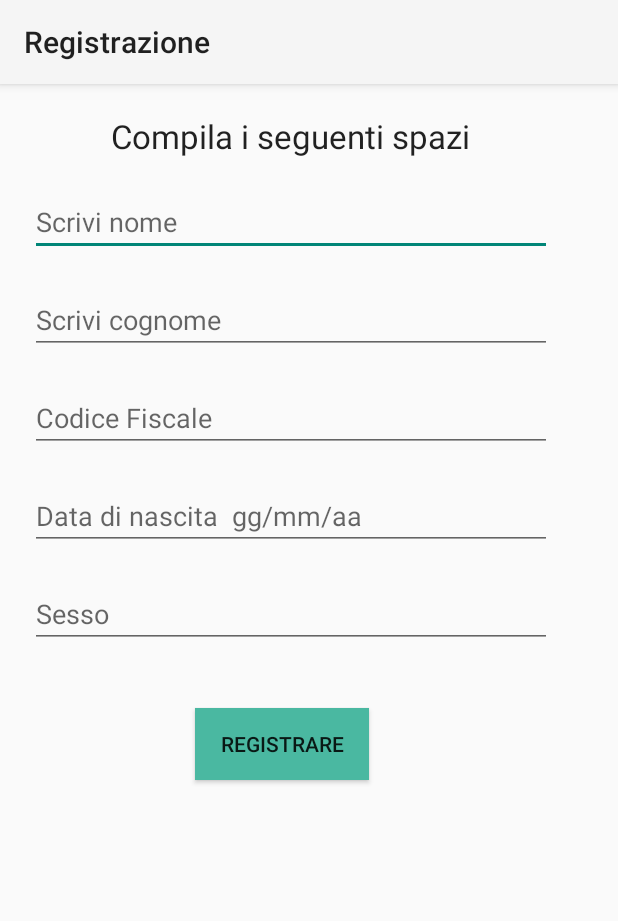
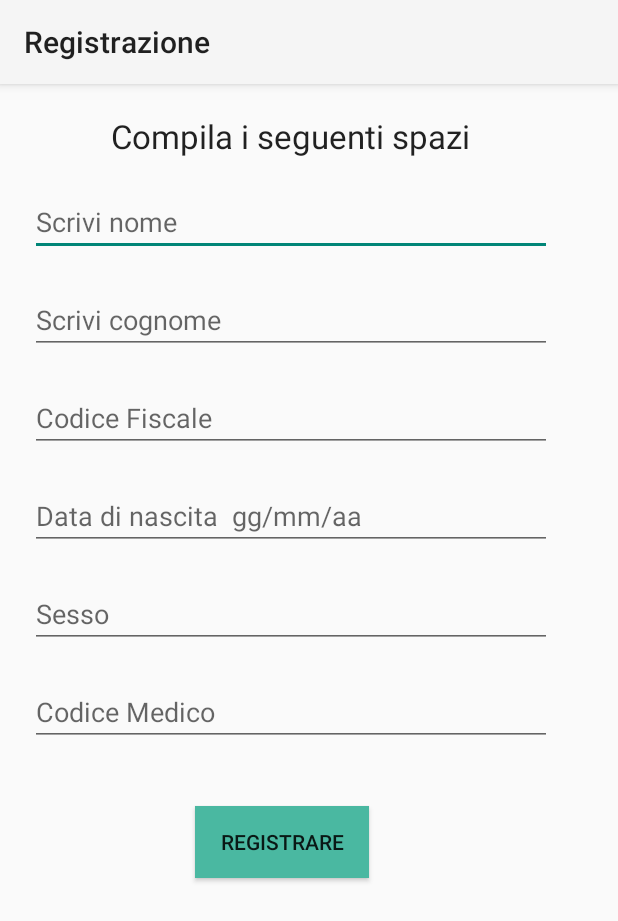
Before and after one commit to DTLVTSL/parkApp, an Android app: the ProfileActivity screen opened directly, with no data from a screen before it, on a phone screen of 412 x 824 dp. Shown: the top 921 px of the screen. Run offline under Robolectric (Android 15) with nearby library versions, the phone set to English and light mode, and no system bars; our stand-ins replace Firebase (no records; nobody signed in at launch, a user with empty details on screens opened directly).

Commit message:
07/09/2017  with codice medico

```diff
--- a/app/src/main/java/com/example/daniel/firebaseauth/PerfilActivity.java
+++ b/app/src/main/java/com/example/daniel/firebaseauth/PerfilActivity.java
@@ -106,7 +106,7 @@ public class PerfilActivity extends AppCompatActivity implements View.OnClickLis
             }
 
         } else {
-            Toast.makeText(this, "You should enter  a name of your Group", Toast.LENGTH_LONG).show();
+            Toast.makeText(this, "Deve scrivere", Toast.LENGTH_LONG).show();
         }
     }
     protected void onActivityResult(int requestCode, int resultCode, Intent data) {
--- a/app/src/main/java/com/example/daniel/firebaseauth/ProfileActivity.java
+++ b/app/src/main/java/com/example/daniel/firebaseauth/ProfileActivity.java
@@ -56,6 +56,7 @@ public class ProfileActivity extends AppCompatActivity implements View.OnClickLi
     private EditText editTextSurname;
     private EditText DateBirth;
     private EditText gender;
+    private EditText CodiceMedico;
     private Button buttonSave;
    // private String name;
 
@@ -87,6 +88,7 @@ public class ProfileActivity extends AppCompatActivity implements View.OnClickLi
         editTextSurname = (EditText) findViewById(R.id.editTextSurname);
         DateBirth = (EditText) findViewById(R.id.editDateBirth);
         gender = (EditText) findViewById(R.id.editTextgender);
+        CodiceMedico = (EditText) findViewById(R.id.editCodiceMedico);
         buttonSave = (Button) findViewById(R.id.buttonSave);
         buttonSave.setOnClickListener(this);
         mStorageRef = FirebaseStorage.getInstance().getReference();
@@ -103,9 +105,10 @@ public class ProfileActivity extends AppCompatActivity implements View.OnClickLi
         String cod = editCodicFisc.getText().toString().trim();
         String dby = DateBirth.getText().toString().trim();
         String gen = gender.getText().toString().trim();
+        String codmed = CodiceMedico.getText().toString().trim();
        // String userId = "userId";
         //creating a userinformation object
-        UserInformation userInformation = new UserInformation(name, sur, cod, dby,gen);
+        UserInformation userInformation = new UserInformation(name, sur, cod, dby,gen,codmed);
 
         //getting the current logged in user
         FirebaseUser user = firebaseAuth.getCurrentUser();
@@ -117,7 +120,11 @@ public class ProfileActivity extends AppCompatActivity implements View.OnClickLi
         * and then for that user under the unique id we are saving data
         * for saving data we are using setvalue method this method takes a normal java object
         * */
-        databaseReference.child("users").child(user.getUid()).child("profile").setValue(userInformation);
+        databaseReference.child("Medici").child(codmed).child("Pazienti").child(user.getUid()).child("profile").setValue(userInformation);
+
+
+        //cosi era prima
+        //databaseReference.child("users").child(user.getUid()).child("profile").setValue(userInformation);
 
         //displaying a success toast
         Toast.makeText(this, "Information Saved...", Toast.LENGTH_LONG).show();
--- a/app/src/main/java/com/example/daniel/firebaseauth/UserInformation.java
+++ b/app/src/main/java/com/example/daniel/firebaseauth/UserInformation.java
@@ -11,6 +11,7 @@ public class UserInformation {
     public String CodiceFiscale;
     public String datebirth;
     public String gender;
+    public String CodiceMedico;
    // public String userId;
 
     public UserInformation(){
@@ -18,12 +19,13 @@ public class UserInformation {
     }
 
 
-    public UserInformation(String name, String Surname, String CodiceFiscale, String datebirth, String gender) {
+    public UserInformation(String name, String Surname, String CodiceFiscale, String datebirth, String gender, String CodiceMedico) {
         this.name = name;
         this.Surname = Surname;
         this.CodiceFiscale = CodiceFiscale;
         this.datebirth = datebirth;
         this.gender = gender;
+        this.CodiceMedico = CodiceMedico;
        // this.userId = userId;
     }
 
--- a/app/src/main/res/layout/activity_profile.xml
+++ b/app/src/main/res/layout/activity_profile.xml
@@ -74,6 +74,17 @@
             android:layout_marginLeft="20dp"
             android:layout_marginRight="20dp"
             android:hint="Sesso" />
+        <EditText
+            android:id="@+id/editCodiceMedico"
+            android:layout_width="match_parent"
+            android:layout_height="wrap_content"
+            android:inputType="textShortMessage"
+            android:layout_marginTop="20dp"
+            android:layout_marginLeft="20dp"
+            android:layout_marginRight="20dp"
+            android:hint="Codice Medico" />
+
+
 
 
 
```
Also changed, not shown: app/src/main/java/com/example/daniel/firebaseauth/Medici.java (added, +21 -0 lines).
